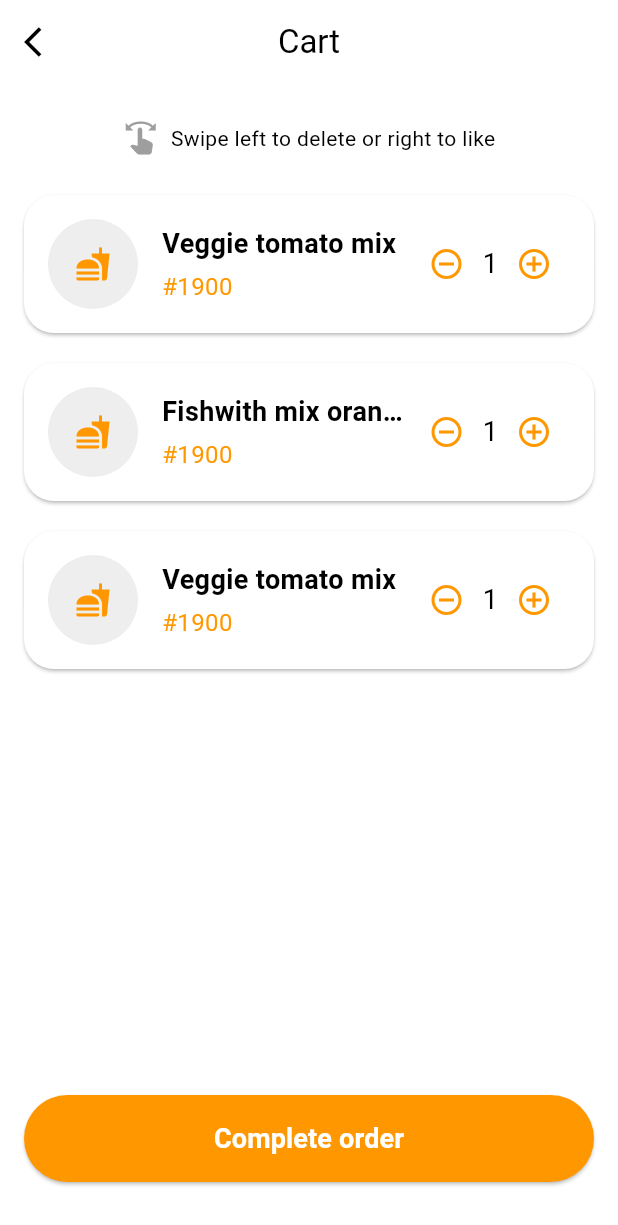
After one commit to HeetKanabar/foodex, a Flutter app: the CartScreen screen opened by its route, on a phone screen of 412 x 824 dp. The commit adds this screen. Shown: the top 1225 px of the screen. Run offline on Flutter 3.47's test engine with Material 3 defaults, Android fonts, the phone set to English and light mode, and no system bars.

Commit message:
fetaures added

```diff
--- /dev/null
+++ b/lib/models/cart_item_model.dart
@@ -0,0 +1,11 @@
+class CartItem {
+  final String name;
+  final int price;
+  int quantity;
+
+  CartItem({
+    required this.name,
+    required this.price,
+    required this.quantity,
+  });
+}
--- a/lib/routes/app_routes.dart
+++ b/lib/routes/app_routes.dart
@@ -1,7 +1,9 @@
 import 'package:flutter/material.dart';
 import 'package:foodex/screens/SplashScreen.dart';
+import 'package:foodex/screens/cart_screen.dart';
 import 'package:foodex/screens/home_screen.dart';
 import 'package:foodex/screens/product_screen.dart';
+import 'package:foodex/screens/profile_screen.dart';
 import '../screens/login_screen.dart';
 import '../screens/signup_screen.dart';
 
@@ -11,6 +13,8 @@ class AppRoutes {
   static const String signupScreen = '/signup';
   static const String homeScreen = '/home';
   static const String productScreen = '/productScreen';
+  static const String profileScreen = '/profileScreen';
+  static const String cartScreen = '/cartScreen';
 
   static Map<String, WidgetBuilder> routes = {
     loginScreen: (context) => LoginScreen(),
@@ -18,5 +22,7 @@ class AppRoutes {
     homeScreen: (context) => HomeScreen(),
     splashScreen: (context) => SplashScreen(),
     productScreen: (context) => ProductScreen(),
+    profileScreen: (context) => ProfileScreen(),
+    cartScreen : (context) => CartScreen(),
   };
 }
--- /dev/null
+++ b/lib/screens/cart_screen.dart
@@ -0,0 +1,145 @@
+// screens/cart_screen.dart
+
+import 'package:flutter/material.dart';
+import '../models/cart_item_model.dart';
+import '../widgets/cart_item_card.dart';
+
+class CartScreen extends StatefulWidget {
+  @override
+  _CartScreenState createState() => _CartScreenState();
+}
+
+class _CartScreenState extends State<CartScreen> {
+  List<CartItem> cartItems = [
+    CartItem(name: 'Veggie tomato mix', price: 1900, quantity: 1),
+    CartItem(name: 'Fishwith mix orange...', price: 1900, quantity: 1),
+    CartItem(name: 'Veggie tomato mix', price: 1900, quantity: 1),
+  ];
+
+  void _removeItem(int index) {
+    setState(() {
+      cartItems.removeAt(index);
+    });
+  }
+
+  void _likeItem(int index) {
+    ScaffoldMessenger.of(context).showSnackBar(
+      SnackBar(content: Text('${cartItems[index].name} liked!')),
+    );
+  }
+
+  void _increaseQuantity(int index) {
+    setState(() {
+      cartItems[index].quantity++;
+    });
+  }
+
+  void _decreaseQuantity(int index) {
+    if (cartItems[index].quantity > 1) {
+      setState(() {
+        cartItems[index].quantity--;
+      });
+    }
+  }
+
+  @override
+  Widget build(BuildContext context) {
+    return Scaffold(
+      appBar: AppBar(
+        backgroundColor: Colors.white,
+        elevation: 0,
+        leading: IconButton(
+          icon: Icon(Icons.arrow_back_ios, color: Colors.black),
+          onPressed: () {
+            Navigator.pop(context);
+          },
+        ),
+        title: Text(
+          'Cart',
+          style: TextStyle(color: Colors.black),
+        ),
+        centerTitle: true,
+      ),
+      body: Padding(
+        padding: const EdgeInsets.all(16.0),
+        child: Column(
+          children: [
+            SizedBox(height: 8),
+            Row(
+              mainAxisAlignment: MainAxisAlignment.center,
+              children: [
+                Icon(Icons.swipe, color: Colors.grey),
+                SizedBox(width: 8),
+                Text('Swipe left to delete or right to like'),
+              ],
+            ),
+            SizedBox(height: 16),
+            Expanded(
+              child: ListView.builder(
+                itemCount: cartItems.length,
+                itemBuilder: (context, index) {
+                  return Dismissible(
+                    key: Key(cartItems[index].name),
+                    background: Container(
+                      color: Colors.green, // Right swipe background color for "like"
+                      alignment: Alignment.centerLeft,
+                      padding: EdgeInsets.symmetric(horizontal: 20),
+                      child: Icon(Icons.favorite, color: Colors.white), // Heart icon for "like"
+                    ),
+                    secondaryBackground: Container(
+                      color: Colors.red, // Left swipe background color for "delete"
+                      alignment: Alignment.centerRight,
+                      padding: EdgeInsets.symmetric(horizontal: 20),
+                      child: Icon(Icons.delete, color: Colors.white),
+                    ),
+                    onDismissed: (direction) {
+                      if (direction == DismissDirection.startToEnd) {
+                        // Right swipe: Like item
+                        _likeItem(index);
+                      } else if (direction == DismissDirection.endToStart) {
+                        // Left swipe: Delete item
+                        _removeItem(index);
+                      }
+                    },
+                    child: CartItemCard(
+                      cartItem: cartItems[index],
+                      onRemove: () => _removeItem(index),
+                      onLike: () => _likeItem(index),
+                      onIncreaseQuantity: () => _increaseQuantity(index),
+                      onDecreaseQuantity: () => _decreaseQuantity(index),
+                    ),
+                  );
+                },
+              ),
+            ),
+            // Bottom "Complete order" button
+            Padding(
+              padding: const EdgeInsets.symmetric(vertical: 20.0),
+              child: ElevatedButton(
+                onPressed: () {
+                  // Handle order completion
+                },
+                style: ElevatedButton.styleFrom(
+                  backgroundColor: Colors.orange,
+                  padding: EdgeInsets.symmetric(vertical: 16),
+                  shape: RoundedRectangleBorder(
+                    borderRadius: BorderRadius.circular(30),
+                  ),
+                ),
+                child: Row(
+                  mainAxisAlignment: MainAxisAlignment.center,
+                  children: [
+                    Text(
+                      'Complete order',
+                      style: TextStyle(fontSize: 18, fontWeight: FontWeight.bold,color: Colors.white),
+                    ),
+                  ],
+                ),
+              ),
+            ),
+          ],
+        ),
+      ),
+    );
+  }
+}
--- /dev/null
+++ b/lib/widgets/cart_item_card.dart
@@ -0,0 +1,83 @@
+// widgets/cart_item_card.dart
+
+import 'package:flutter/material.dart';
+import '../models/cart_item_model.dart';
+
+class CartItemCard extends StatelessWidget {
+  final CartItem cartItem;
+  final VoidCallback onRemove;
+  final VoidCallback onLike;
+  final VoidCallback onIncreaseQuantity;
+  final VoidCallback onDecreaseQuantity;
+
+  const CartItemCard({
+    required this.cartItem,
+    required this.onRemove,
+    required this.onLike,
+    required this.onIncreaseQuantity,
+    required this.onDecreaseQuantity,
+  });
+
+  @override
+  Widget build(BuildContext context) {
+    return Card(
+      margin: EdgeInsets.symmetric(vertical: 10),
+      shape: RoundedRectangleBorder(borderRadius: BorderRadius.circular(20)),
+      child: Padding(
+        padding: const EdgeInsets.all(16.0),
+        child: Row(
+          children: [
+            // Food Image Placeholder
+            CircleAvatar(
+              backgroundColor: Colors.grey[200],
+              radius: 30,
+              child: Icon(Icons.fastfood, color: Colors.orange),
+            ),
+            SizedBox(width: 16),
+            // Food Details (wrapped in Expanded to prevent overflow)
+            Expanded(
+              child: Column(
+                crossAxisAlignment: CrossAxisAlignment.start,
+                children: [
+                  Text(
+                    cartItem.name,
+                    style: TextStyle(fontWeight: FontWeight.bold, fontSize: 18),
+                    overflow:
+                        TextOverflow.ellipsis, // Prevent overflow in the text
+                  ),
+                  SizedBox(height: 4),
+                  Text(
+                    '#${cartItem.price}',
+                    style: TextStyle(color: Colors.orange, fontSize: 16),
+                  ),
+                ],
+              ),
+            ),
+            // Quantity Control and Like/Remove Buttons
+            Row(
+              children: [
+                IconButton(
+                  icon: Icon(Icons.remove_circle_outline, color: Colors.orange),
+                  onPressed: onDecreaseQuantity,
+                ),
+                Text('${cartItem.quantity}', style: TextStyle(fontSize: 18)),
+                IconButton(
+                  icon: Icon(Icons.add_circle_outline, color: Colors.orange),
+                  onPressed: onIncreaseQuantity,
+                ),
+                // IconButton(
+                //   icon: Icon(Icons.favorite, color: Colors.red),
+                //   onPressed: onLike,
+                // ),
+                // IconButton(
+                //   icon: Icon(Icons.delete, color: Colors.red),
+                //   onPressed: onRemove,
+                // ),
+              ],
+            ),
+          ],
+        ),
+      ),
+    );
+  }
+}
--- a/pubspec.yaml
+++ b/pubspec.yaml
@@ -65,6 +65,7 @@ flutter:
      - assets/person1.png
      - assets/person2.png
      - assets/shafes.png
+     - assets/profile_pic.png
 #     - images/a_dot_ham.jpeg
 
   # An image asset can refer to one or more resolution-specific "variants", see
```
Also changed, not shown: lib/controllers/profile_controller.dart (added, +19 -0 lines), lib/models/user_model.dart (added, +7 -0 lines), lib/screens/home_screen.dart (+11 -4 lines), lib/screens/profile_screen.dart (added, +68 -0 lines), lib/widgets/payment_method_widget.dart (added, +35 -0 lines), lib/widgets/profile_info_widget.dart (added, +27 -0 lines), lib/widgets/update_button_widget.dart (added, +28 -0 lines), assets/profile_pic.png (added).
